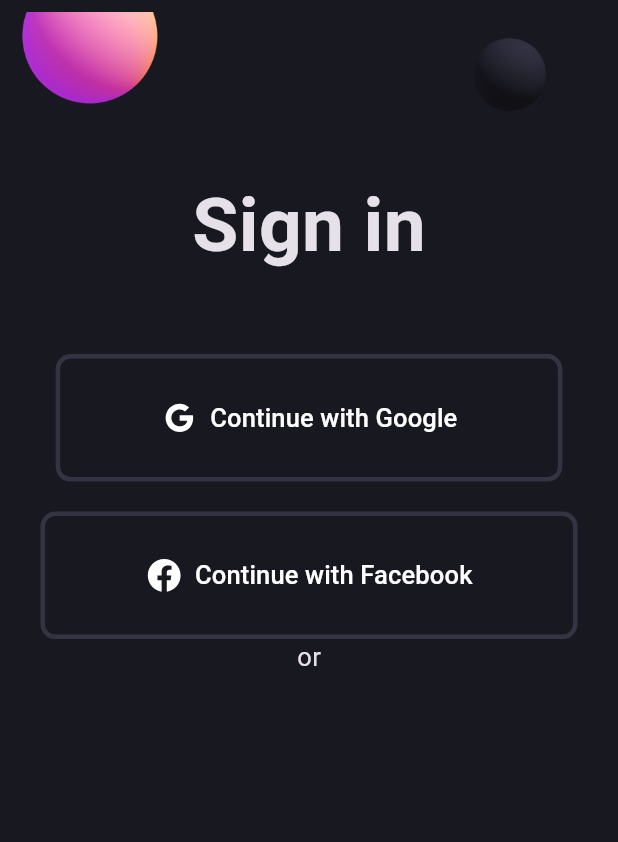
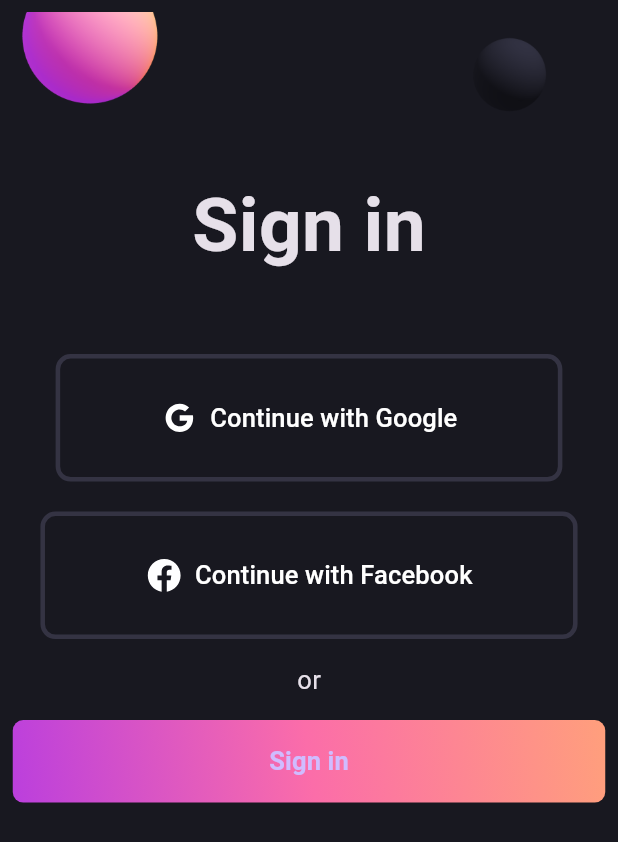
Before and after one commit to HSayer44/todo_app, a Flutter app: the screen it shows after launch, on a phone screen of 412 x 824 dp. Shown: the top 842 px of the screen. Run offline on Flutter 3.47's test engine with Material 3 defaults, Android fonts, the phone set to English and light mode, and no system bars; our stand-ins replace flutter_bloc, flutter_svg.

Commit message:
gradient button

```diff
--- a/login_form/lib/login_screen.dart
+++ b/login_form/lib/login_screen.dart
@@ -1,4 +1,5 @@
 import 'package:flutter/material.dart';
+import 'package:login_form/widget/gradient_button.dart';
 import 'package:login_form/widget/social_button.dart';
 
 class LoginScreen extends StatefulWidget {
@@ -17,6 +18,7 @@ class _LoginScreenState extends State<LoginScreen> {
           padding: const EdgeInsets.all(8.0),
           child: Center(
             child: Column(
+              mainAxisAlignment: MainAxisAlignment.center,
               children: [
                 Image.asset('assets/images/signin_balls.png'),
                 const Text(
@@ -27,8 +29,10 @@ class _LoginScreenState extends State<LoginScreen> {
                 const SocialButton(iconPath: 'assets/svgs/g_logo.svg', label:'Continue with Google'),
                 const SizedBox(height: 20),
                 const SocialButton(iconPath: 'assets/svgs/f_logo.svg', label:'Continue with Facebook'),
+                const SizedBox(height: 15),
                 const Text('or', style: TextStyle(fontSize: 17)),
                 const SizedBox(height: 15),
+                const GradientButton(),
 
               ],
             ),
--- /dev/null
+++ b/login_form/lib/widget/gradient_button.dart
@@ -0,0 +1,39 @@
+import 'package:flutter/material.dart';
+import 'package:login_form/pallete.dart';
+
+class GradientButton extends StatelessWidget {
+  const GradientButton({super.key});
+
+  @override
+  Widget build(BuildContext context) {
+    return Container(
+      decoration: BoxDecoration(
+        gradient: const LinearGradient(
+          colors: [
+            Pallete.gradient1,
+            Pallete.gradient2,
+            Pallete.gradient3,
+          ],
+          begin: Alignment.bottomLeft,
+          end: Alignment.topRight,
+        ),
+        borderRadius: BorderRadius.circular(7),
+      ),
+      child: ElevatedButton(
+        onPressed: () {},
+        style: ElevatedButton.styleFrom(
+          fixedSize: const Size(395, 55),
+          backgroundColor: Colors.transparent,
+          shadowColor: Colors.transparent,
+        ),
+        child: const Text(
+          'Sign in',
+          style: TextStyle(
+            fontWeight: FontWeight.w600,
+            fontSize: 17,
+          ),
+        ),
+      ),
+    );
+  }
+}
--- a/login_form/lib/widget/social_button.dart
+++ b/login_form/lib/widget/social_button.dart
@@ -21,7 +21,7 @@ class SocialButton extends StatelessWidget {
       icon: SvgPicture.asset(
         iconPath,
         width: 25,
-        color: Pallete.whiteColor,
+        color: Colors.white,
       ),
       label: Text(
         label,
```
